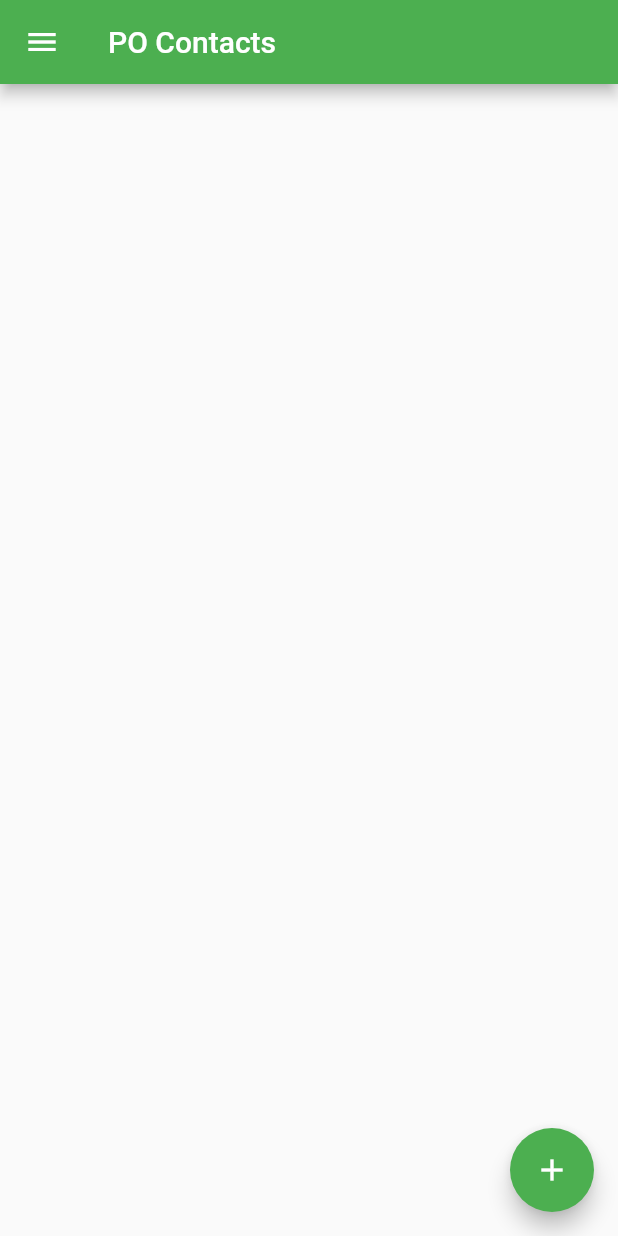
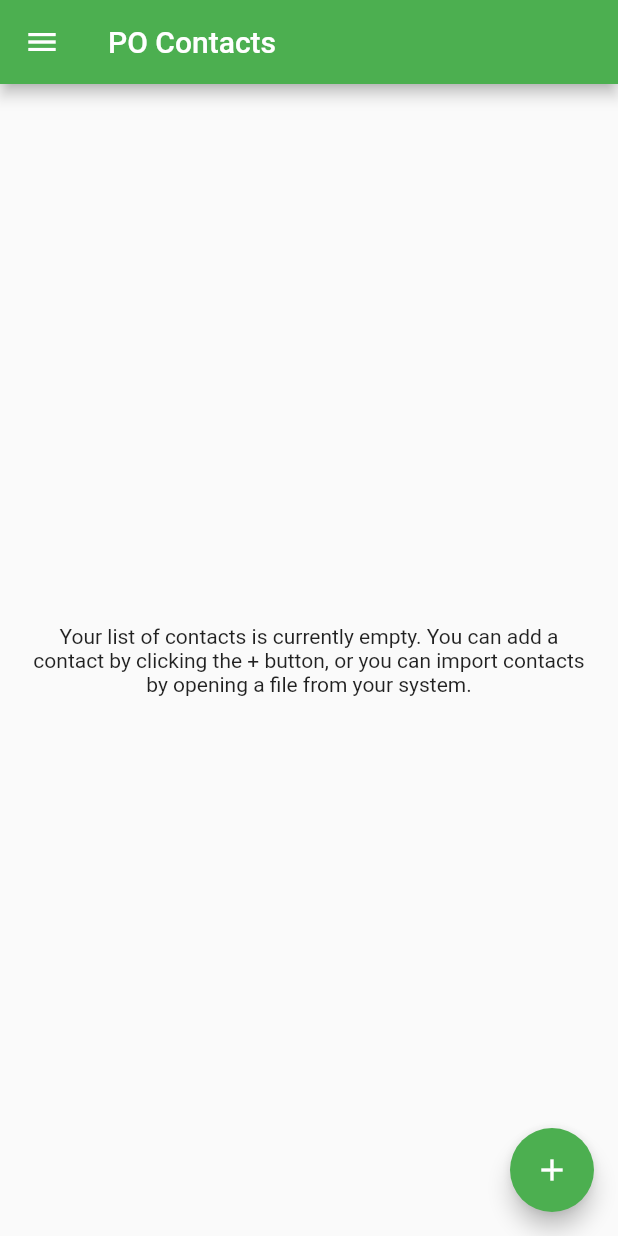
Before and after one commit to androidseb/po-contacts, a Flutter app: the screen it shows after launch, on a phone screen of 412 x 824 dp. Run offline on Flutter 3.47's test engine with Material 2 defaults, Android fonts, the phone set to English and light mode, and no system bars.

Commit message:
added empty state for the home list view

```diff
--- a/po_contacts_flutter/lib/assets/i18n.dart
+++ b/po_contacts_flutter/lib/assets/i18n.dart
@@ -23,6 +23,7 @@ class I18nString {
   final String organization_name = 'organization_name';
   final String organization_title = 'organization_title';
   final String notes = 'notes';
+  final String home_list_empty_placeholder_text = 'home_list_empty_placeholder_text';
 }
 
 class I18n {
@@ -53,6 +54,7 @@ class I18n {
     string.organization_name: 'Organization name',
     string.organization_title: 'Organization title',
     string.notes: 'Notes',
+    string.home_list_empty_placeholder_text: 'Your list of contacts is currently empty. You can add a contact by clicking the + button, or you can import contacts by opening a file from your system.',
   };
 
   static _getObjString(final Object _obj) {
--- a/po_contacts_flutter/lib/view/home/contacts_list.dart
+++ b/po_contacts_flutter/lib/view/home/contacts_list.dart
@@ -2,6 +2,7 @@ import 'dart:async';
 
 import 'package:flutter/material.dart';
 import 'package:flutter/widgets.dart';
+import 'package:po_contacts_flutter/assets/i18n.dart';
 import 'package:po_contacts_flutter/controller/main_controller.dart';
 import 'package:po_contacts_flutter/model/data/contact.dart';
 import 'package:po_contacts_flutter/po_constants.dart';
@@ -35,6 +36,31 @@ class _ContactsListState extends State<ContactsList> {
 
   @override
   Widget build(BuildContext context) {
+    if (_contactsList.length == 0) {
+      return buildIfEmpty(context);
+    } else {
+      return buildIfNonEmpty(context);
+    }
+  }
+
+  Widget buildIfEmpty(BuildContext context) {
+    return Center(
+      child: SingleChildScrollView(
+        child: Padding(
+          padding: EdgeInsets.all(16),
+          child: Text(
+            I18n.getString(I18n.string.home_list_empty_placeholder_text),
+            textAlign: TextAlign.center,
+            style: new TextStyle(
+              fontSize: 14.0,
+            ),
+          ),
+        ),
+      ),
+    );
+  }
+
+  Widget buildIfNonEmpty(BuildContext context) {
     return Scrollbar(
       child: ListView.separated(
         padding: const EdgeInsets.all(8),
```
